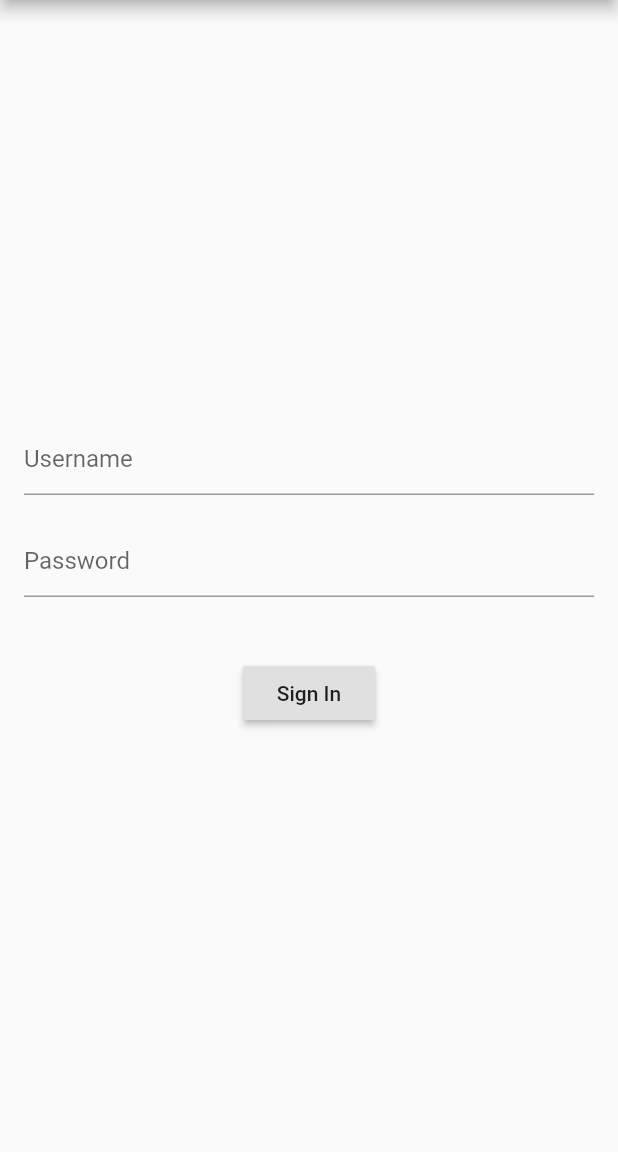
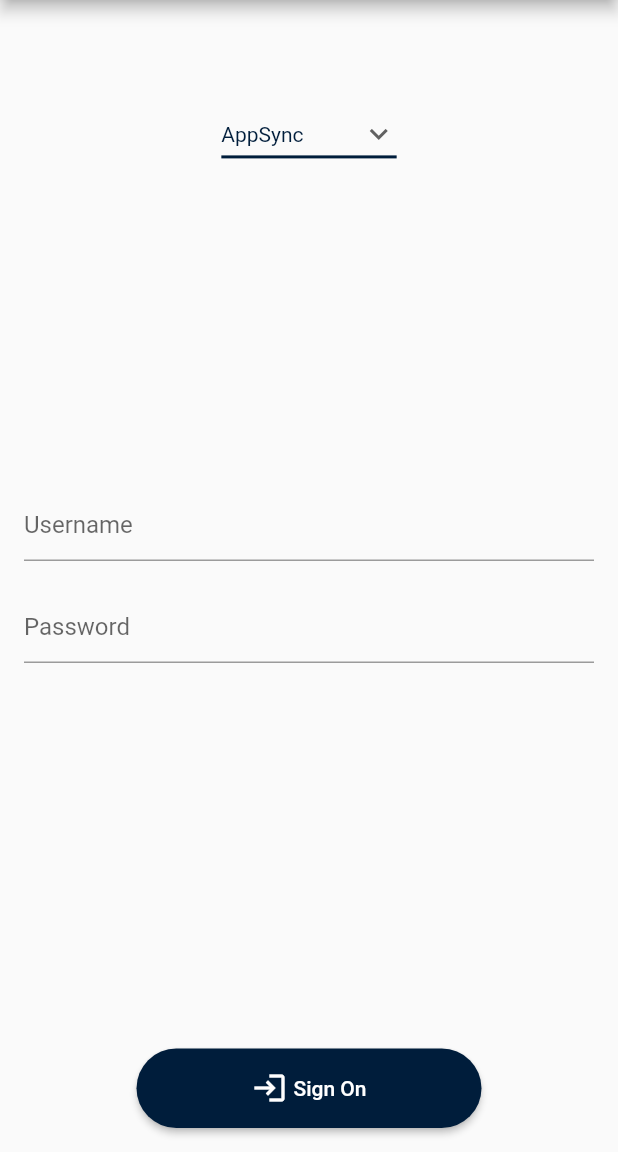
Before and after one commit to Raulie/OrqPoc, a Flutter app: the screen it shows after launch, on a phone screen of 412 x 824 dp, the part 84-1236 px from its top. Run offline on Flutter 3.47's test engine with Material 2 defaults, Android fonts, the phone set to English and light mode, and no system bars; drawn by our look-alikes of progress_state_button.

Commit message:
ProgressButton added.

```diff
--- a/lib/views/accounts_view.dart
+++ b/lib/views/accounts_view.dart
@@ -1,5 +1,5 @@
 import 'package:flutter/material.dart';
-import 'package:orq_poc/widgets/account_title.dart';
+import 'package:orq_poc/widgets/account_tile.dart';
 
 class AccountsView extends StatefulWidget {
   @override
--- a/lib/views/login_view.dart
+++ b/lib/views/login_view.dart
@@ -1,13 +1,18 @@
 import 'package:flutter/material.dart';
 import 'package:flutter/services.dart';
+import 'package:progress_state_button/iconed_button.dart';
+import 'package:progress_state_button/progress_button.dart';
 import 'package:provider/provider.dart';
 
 class LoginView extends StatefulWidget {
   @override
   _LoginViewState createState() => _LoginViewState();
+  String dropdownValue = 'AppSync';
 }
 
 class _LoginViewState extends State<LoginView> {
+  ButtonState buttonState = ButtonState.idle;
+
   @override
   Widget build(BuildContext context) {
     return Scaffold(
@@ -24,6 +29,39 @@ class _LoginViewState extends State<LoginView> {
             child: Column(
               mainAxisAlignment: MainAxisAlignment.center,
               children: <Widget>[
+                Expanded(
+                  flex: 1,
+                  child: Center(
+                    child: DropdownButton<String>(
+                      value: widget.dropdownValue,
+                      icon: Icon(Icons.keyboard_arrow_down),
+                      iconSize: 24,
+                      elevation: 16,
+                      style: TextStyle(color: Color(0xFF001D3B)),
+                      underline: Container(
+                        height: 2,
+                        color: Color(0xFF001D3B),
+                      ),
+                      onChanged: (String newValue) {
+                        setState(() {
+                          widget.dropdownValue = newValue;
+                        });
+                      },
+                      items: <String>['AppSync', 'Step Functions']
+                          .map<DropdownMenuItem<String>>((String value) {
+                        return DropdownMenuItem<String>(
+                          value: value,
+                          child: Text(value),
+                        );
+                      }).toList(),
+                    ),
+                  ),
+                ),
+                Expanded(
+                  flex: 3,
+                  child: Column(
+                      mainAxisAlignment: MainAxisAlignment.center,
+                      children: <Widget>[
                         TextField(
                           decoration: InputDecoration(hintText: 'Username'),
                         ),
@@ -32,29 +70,25 @@ class _LoginViewState extends State<LoginView> {
                           obscureText: true,
                           decoration: InputDecoration(hintText: 'Password'),
                         ),
-                SizedBox(height: 40),
-                // DropdownButton(
-                //   value: widget.dropdownValue,
-                //   items: <String>['AppSync', 'Step Functions']
-                //       .map<DropdownMenuItem<String>>((String value) {
-                //     return DropdownMenuItem<String>(
-                //       value: value,
-                //       child: Text(value),
-                //     );
-                //   }).toList(),
-                //   onChanged: (String newValue) {
-                //     setState(() {
-                //       widget.dropdownValue = newValue;
-                //     });
+                        // SizedBox(height: 40),
+                        // RaisedButton(
+                        //   onPressed: () {
+                        //     Navigator.pushNamed(context, '/accounts');
                         //   },
-                // ),
-                // SizedBox(height: 40),
-                RaisedButton(
-                  onPressed: () {
-                    Navigator.pushNamed(context, '/accounts');
-                  },
-                  child: Text('Sign In'),
-                )
+                        //   child: Text('Sign In'),
+                        // )
+                      ]),
+                ),
+                Expanded(
+                  flex: 1,
+                  child: SafeArea(
+                    bottom: true,
+                    child: Column(
+                      mainAxisAlignment: MainAxisAlignment.end,
+                      children: [_buildButton()],
+                    ),
+                  ),
+                ),
               ],
             ),
           ),
@@ -62,4 +96,37 @@ class _LoginViewState extends State<LoginView> {
       ),
     );
   }
+
+  Widget _buildButton() {
+    return ProgressButton.icon(iconedButtons: {
+      ButtonState.idle: IconedButton(
+        text: "Sign On",
+        color: Color(0xFF001D3B),
+        icon: Icon(Icons.login, color: Colors.white),
+      ),
+      ButtonState.loading: IconedButton(
+        text: "Loading",
+        color: Color(0xFF001D3B),
+      ),
+      ButtonState.fail: IconedButton(
+          text: "Failed",
+          icon: Icon(Icons.cancel, color: Colors.white),
+          color: Colors.red.shade300),
+      ButtonState.success: IconedButton(
+          text: "Success",
+          icon: Icon(
+            Icons.check_circle,
+            color: Colors.white,
+          ),
+          color: Colors.green.shade400)
+    }, onPressed: onPressedButton, state: buttonState);
   }
+
+  void onPressedButton() {
+    setState(() {
+      if (buttonState == ButtonState.idle) {
+        buttonState = ButtonState.loading;
+      }
+    });
+  }
+}
--- a/pubspec.yaml
+++ b/pubspec.yaml
@@ -25,6 +25,11 @@ dependencies:
     sdk: flutter
   aws_appsync: ^0.1.0
   provider: ^4.3.2+3
+  http: ^0.12.2
+  graphql_flutter: ^3.1.0
+  progress_state_button: ^1.0.2
+
+
 
 
   # The following adds the Cupertino Icons font to your application.
```
Also changed, not shown: lib/widgets/account_tile.dart (renamed from lib/widgets/account_title.dart), pubspec.lock, 2 other files. Lines whose indentation alone changed are shown as unchanged.
